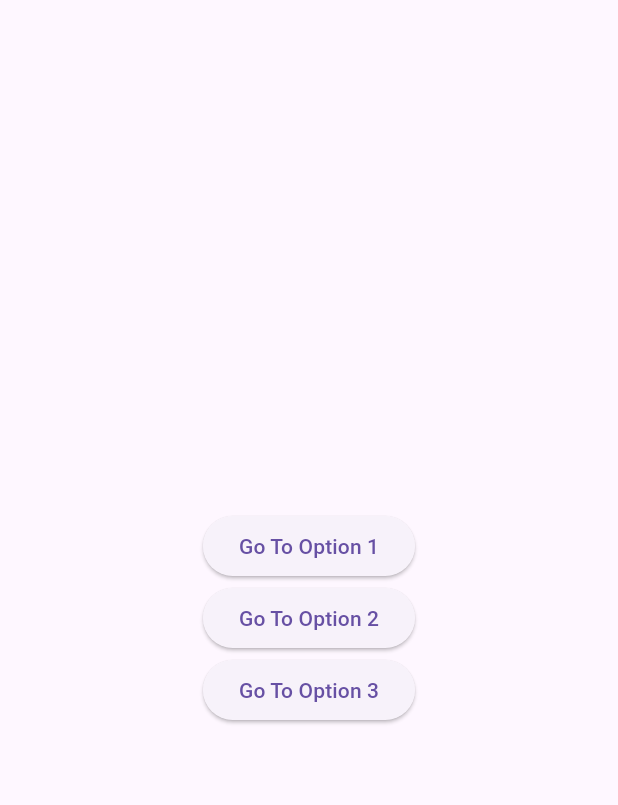
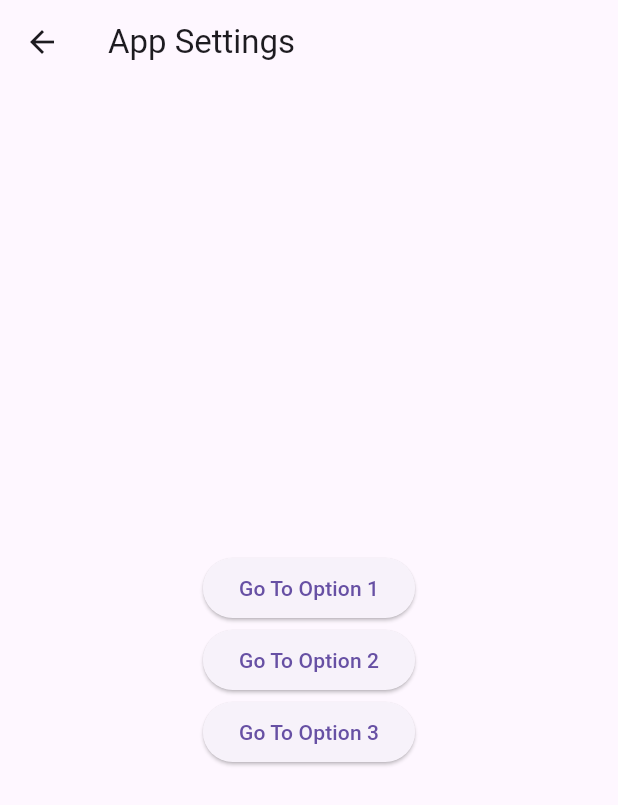
Before and after one commit to Hansenyao/nait-dmit2504-student-workbook, a Flutter app: the screen it shows after launch, after a tap on the "settings" icon, on a phone screen of 412 x 824 dp. Shown: the top 805 px of the screen. Run offline on Flutter 3.47's test engine with Material 3 defaults, Android fonts, the phone set to English and light mode, and no system bars; missing offline and left inert: dart:ffi.

Commit message:
add Go Back in appBar

```diff
--- a/nested_nav/lib/pages/settings_manager.dart
+++ b/nested_nav/lib/pages/settings_manager.dart
@@ -5,15 +5,17 @@ import 'package:nested_nav/pages/settings/option_3.dart';
 import 'package:nested_nav/pages/settings/settings_page.dart';
 
 class SettingsManager extends StatefulWidget {
-  late String initialRoute;
+  final String initialRoute;
 
-  SettingsManager({super.key, required this.initialRoute});
+  const SettingsManager({super.key, required this.initialRoute});
 
   @override
   State<SettingsManager> createState() => _SettingsManagerState();
 }
 
 class _SettingsManagerState extends State<SettingsManager> {
+  final _navigatorKey = GlobalKey<NavigatorState>();
+
   Route _customOnGenerateRoute(RouteSettings settings) {
     Widget page;
 
@@ -41,7 +43,23 @@ class _SettingsManagerState extends State<SettingsManager> {
   @override
   Widget build(BuildContext context) {
     return Scaffold(
+      appBar: AppBar(
+        title: Text('App Settings'),
+        leading: IconButton(
+          onPressed: () {
+            // Check if the sibling navigator has any pages on the stack
+            // If not pop the parent stack
+            if (_navigatorKey.currentState!.canPop()) {
+              _navigatorKey.currentState!.pop();
+            } else {
+              Navigator.of(context).pop();
+            }
+          },
+          icon: Icon(Icons.arrow_back),
+        ),
+      ),
       body: Navigator(
+        key: _navigatorKey,
         onGenerateRoute: _customOnGenerateRoute,
         initialRoute: widget.initialRoute,
       ),
```
